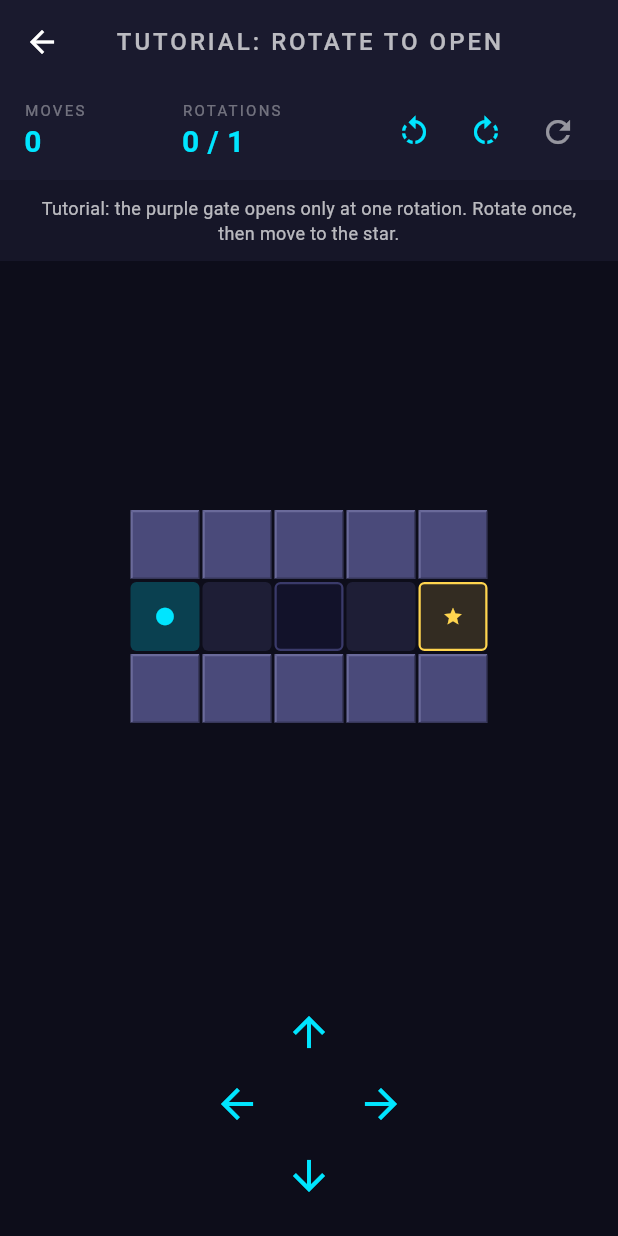
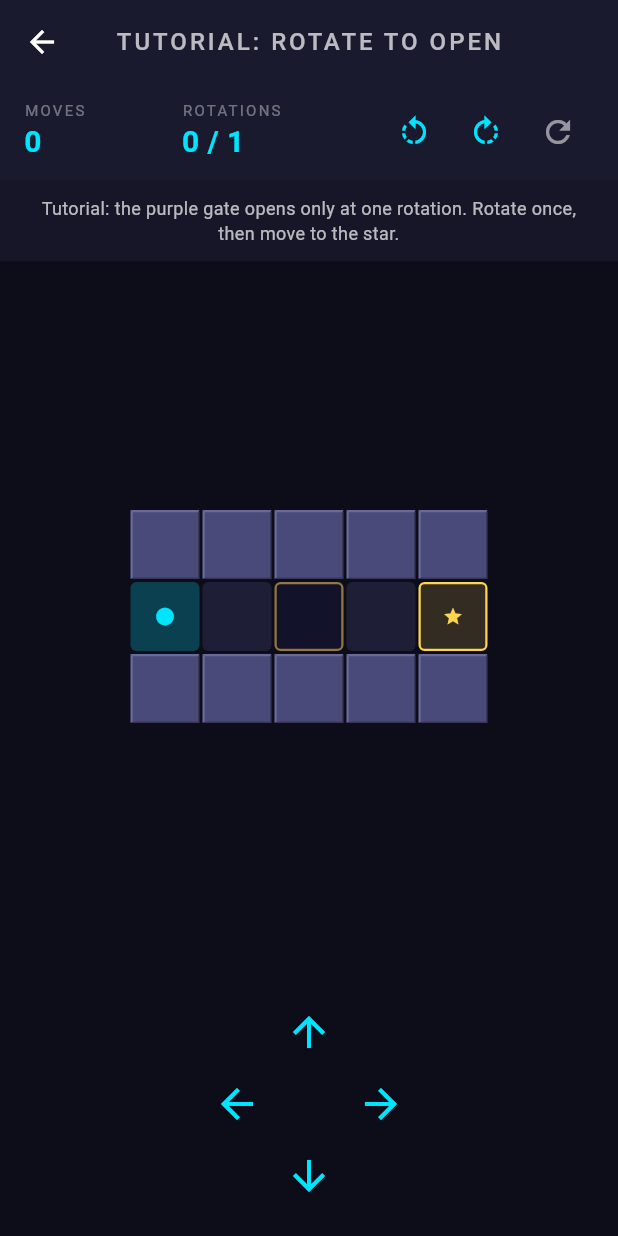
Before and after one commit to GaudetteM/vantage, a Flutter app: the screen it shows after launch, after a tap on an icon or button, on a phone screen of 412 x 824 dp. Run offline on Flutter 3.47's test engine with Material 3 defaults, Android fonts, the phone set to English and light mode, and no system bars; drawn by our look-alikes of flutter_animate; our stand-ins replace flutter_riverpod, shared_preferences.

Commit message:
color coded gates

```diff
--- a/lib/utils/vantage_theme.dart
+++ b/lib/utils/vantage_theme.dart
@@ -19,6 +19,10 @@ class VantageTheme {
   static const Color perspectiveLockedArrow = Color(0xFF3A3A6A);  // dim arrow
   static const Color perspectiveActiveColor = Color(0xFF7C4DFF);
   static const Color perspectiveActiveArrow = Color(0xFFB39DFF);  // bright arrow
+  static const Color perspectiveNorthColor = Color(0xFF4FC3F7); // cyan
+  static const Color perspectiveEastColor = Color(0xFFFFC857); // amber
+  static const Color perspectiveSouthColor = Color(0xFFE57373); // red
+  static const Color perspectiveWestColor = Color(0xFF81C784); // green
 
   static ThemeData get theme => ThemeData(
         useMaterial3: true,
--- a/lib/widgets/cell_widget.dart
+++ b/lib/widgets/cell_widget.dart
@@ -44,7 +44,7 @@ class CellWidget extends StatelessWidget {
       CellType.perspectiveSouth ||
       CellType.perspectiveWest =>
         cell.type.isWalkable(rotationDeg)
-            ? VantageTheme.perspectiveActiveColor.withAlpha(80)
+            ? _perspectiveDirectionColor.withAlpha(70)
             : VantageTheme.perspectiveHiddenColor,
     };
   }
@@ -63,15 +63,24 @@ class CellWidget extends StatelessWidget {
       return Border.all(color: VantageTheme.goalColor, width: 1.5);
     }
     if (_isPerspective) {
+      final active = cell.type.isWalkable(rotationDeg);
       return Border.all(
-        color: cell.type.isWalkable(rotationDeg)
-            ? VantageTheme.perspectiveActiveColor
-            : VantageTheme.perspectiveLockedArrow,
-        width: 1.5,
+        color: active
+            ? _perspectiveDirectionColor
+            : _perspectiveDirectionColor.withAlpha(140),
+        width: active ? 2 : 1.5,
       );
     }
     return null;
   }
+
+  Color get _perspectiveDirectionColor => switch (cell.type) {
+        CellType.perspectiveNorth => VantageTheme.perspectiveNorthColor,
+        CellType.perspectiveEast => VantageTheme.perspectiveEastColor,
+        CellType.perspectiveSouth => VantageTheme.perspectiveSouthColor,
+        CellType.perspectiveWest => VantageTheme.perspectiveWestColor,
+        _ => VantageTheme.perspectiveActiveColor,
+      };
 
   bool get _isPerspective => switch (cell.type) {
         CellType.perspectiveNorth ||
```
